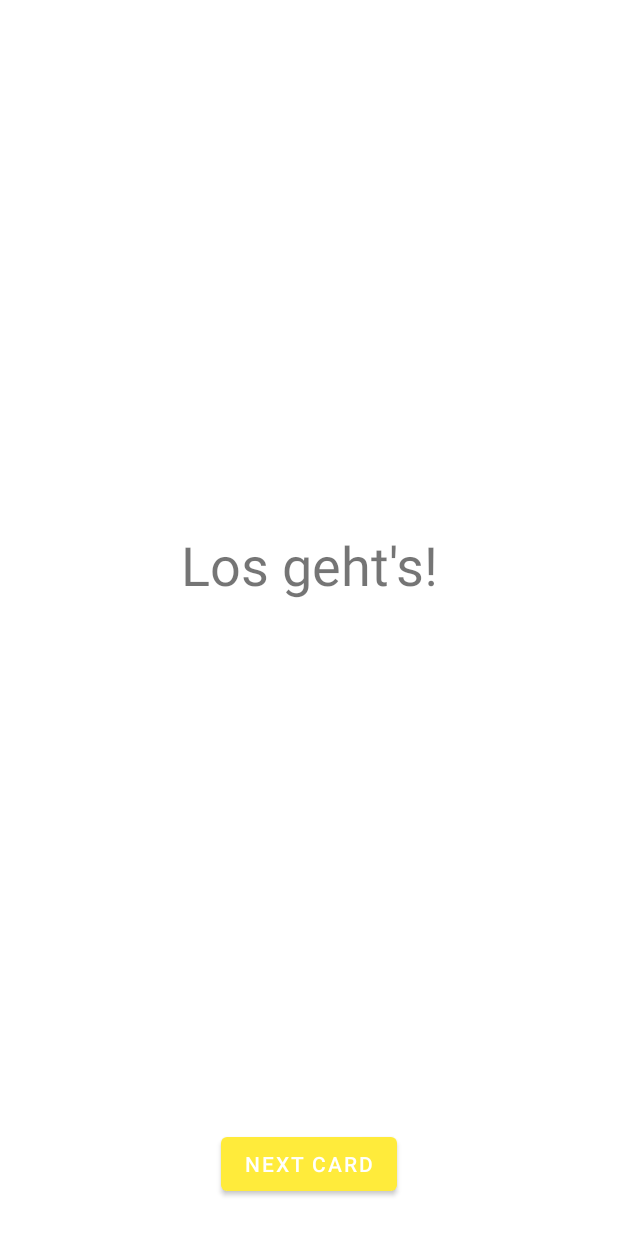
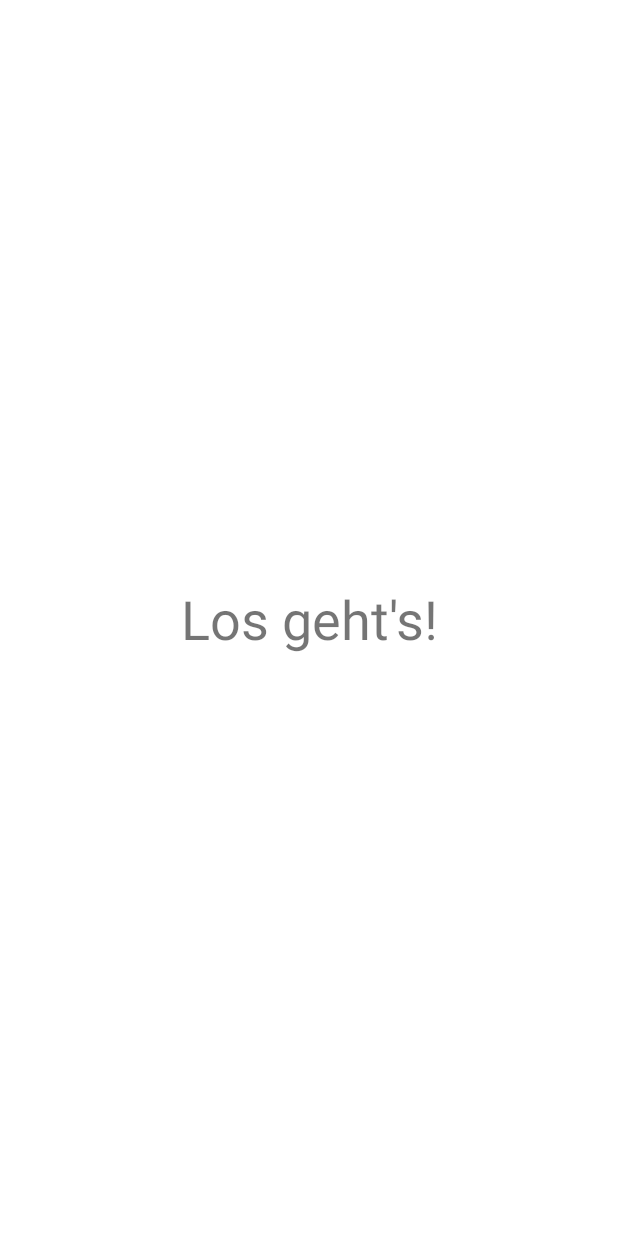
Before and after one commit to TomEckert00/Apps-Trinkspiel, an Android app: the layout activity_game_loop.xml on its own in the app's theme, with its tools: preview values and no code run, on a phone screen of 412 x 824 dp. Run offline under Robolectric (Android 15) with nearby library versions, the phone set to English and light mode, and no system bars.

```diff
--- a/app/src/main/res/layout/activity_game_loop.xml
+++ b/app/src/main/res/layout/activity_game_loop.xml
@@ -2,20 +2,10 @@
 <androidx.constraintlayout.widget.ConstraintLayout xmlns:android="http://schemas.android.com/apk/res/android"
     xmlns:app="http://schemas.android.com/apk/res-auto"
     xmlns:tools="http://schemas.android.com/tools"
+    android:id="@+id/mainLayout"
     android:layout_width="match_parent"
     android:layout_height="match_parent"
     tools:context=".pages.GameLoop">
-
-    <Button
-        android:id="@+id/buttonNextCard"
-        android:layout_width="wrap_content"
-        android:layout_height="wrap_content"
-        android:layout_marginBottom="24dp"
-        android:onClick="changeCard"
-        android:text="Next Card"
-        app:layout_constraintBottom_toBottomOf="parent"
-        app:layout_constraintEnd_toEndOf="parent"
-        app:layout_constraintStart_toStartOf="parent" />
 
     <TextView
         android:id="@+id/AufgabenTextView"
@@ -23,8 +13,16 @@
         android:layout_height="wrap_content"
         android:text="Los geht's!"
         android:textSize="36sp"
-        app:layout_constraintBottom_toTopOf="@+id/buttonNextCard"
+        app:layout_constraintBottom_toBottomOf="parent"
         app:layout_constraintEnd_toEndOf="parent"
         app:layout_constraintStart_toStartOf="parent"
         app:layout_constraintTop_toTopOf="parent" />
+
+    <androidx.constraintlayout.widget.Guideline
+        android:id="@+id/screen_divider"
+        android:layout_width="wrap_content"
+        android:layout_height="wrap_content"
+        android:orientation="vertical"
+        app:layout_constraintGuide_begin="205dp" />
+
 </androidx.constraintlayout.widget.ConstraintLayout>
```
Also changed, not shown: app/src/main/java/com/example/trinkspiel/GameLoop.java (+75 -12 lines).
